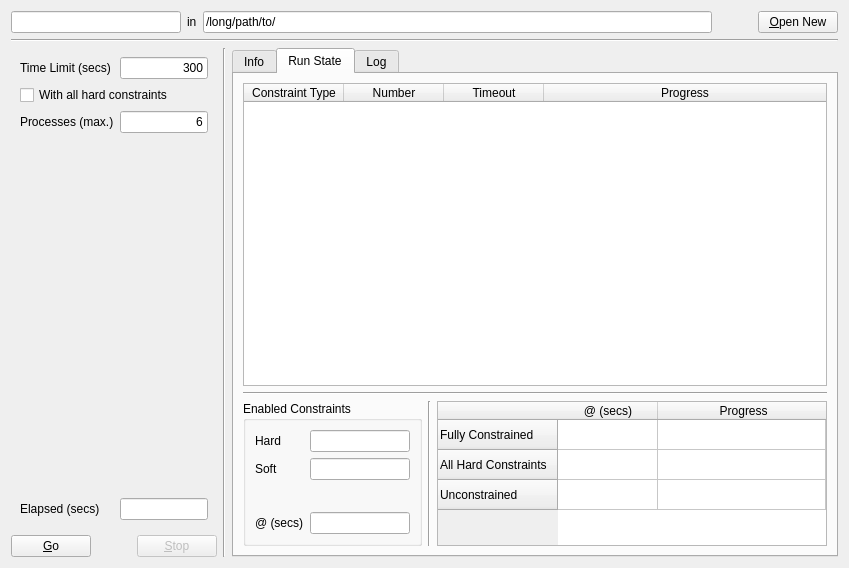
gradgrind/fetrunner, file gui/mainwindow.ui: the form before one commit.
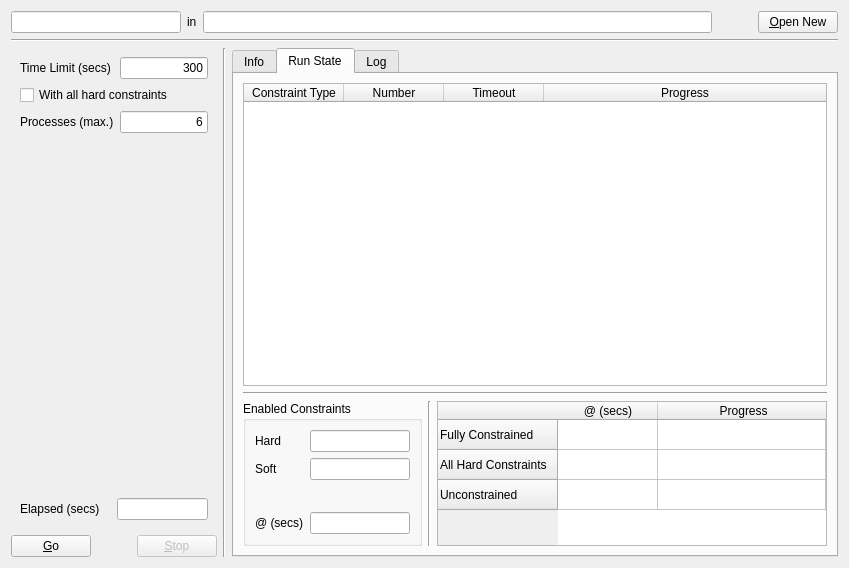
The form after the commit.

Patch:
```diff
--- a/gui/mainwindow.ui
+++ b/gui/mainwindow.ui
@@ -35,7 +35,7 @@
      <item>
       <widget class="QLineEdit" name="currentDir">
        <property name="text">
-        <string>/long/path/to/</string>
+        <string/>
        </property>
        <property name="readOnly">
         <bool>true</bool>
@@ -120,32 +120,6 @@
             </property>
            </spacer>
           </item>
-          <item row="4" column="0">
-           <widget class="QLabel" name="label_5">
-            <property name="text">
-             <string>Elapsed (secs)</string>
-            </property>
-           </widget>
-          </item>
-          <item row="4" column="1">
-           <widget class="QLineEdit" name="elapsed_time">
-            <property name="sizePolicy">
-             <sizepolicy hsizetype="Ignored" vsizetype="Fixed">
-              <horstretch>0</horstretch>
-              <verstretch>0</verstretch>
-             </sizepolicy>
-            </property>
-            <property name="text">
-             <string/>
-            </property>
-            <property name="alignment">
-             <set>Qt::AlignmentFlag::AlignRight|Qt::AlignmentFlag::AlignTrailing|Qt::AlignmentFlag::AlignVCenter</set>
-            </property>
-            <property name="readOnly">
-             <bool>true</bool>
-            </property>
-           </widget>
-          </item>
           <item row="3" column="1">
            <spacer name="horizontalSpacer_4">
             <property name="orientation">
@@ -198,6 +172,44 @@
          </layout>
         </widget>
        </item>
+       <item>
+        <widget class="QFrame" name="horizontalFrame">
+         <property name="minimumSize">
+          <size>
+           <width>0</width>
+           <height>40</height>
+          </size>
+         </property>
+         <layout class="QHBoxLayout" name="horizontalLayout_5">
+          <item>
+           <widget class="QLabel" name="label_5">
+            <property name="text">
+             <string>Elapsed (secs)</string>
+            </property>
+           </widget>
+          </item>
+          <item>
+           <widget class="QLineEdit" name="elapsed_time">
+            <property name="sizePolicy">
+             <sizepolicy hsizetype="Ignored" vsizetype="Fixed">
+              <horstretch>0</horstretch>
+              <verstretch>0</verstretch>
+             </sizepolicy>
+            </property>
+            <property name="text">
+             <string/>
+            </property>
+            <property name="alignment">
+             <set>Qt::AlignmentFlag::AlignRight|Qt::AlignmentFlag::AlignTrailing|Qt::AlignmentFlag::AlignVCenter</set>
+            </property>
+            <property name="readOnly">
+             <bool>true</bool>
+            </property>
+           </widget>
+          </item>
+         </layout>
+        </widget>
+       </item>
        <item>
         <layout class="QHBoxLayout" name="horizontalLayout" stretch="0,0,0">
          <item>
```
Left out of the diff: 10 changed lines with no effect on the pictures.
